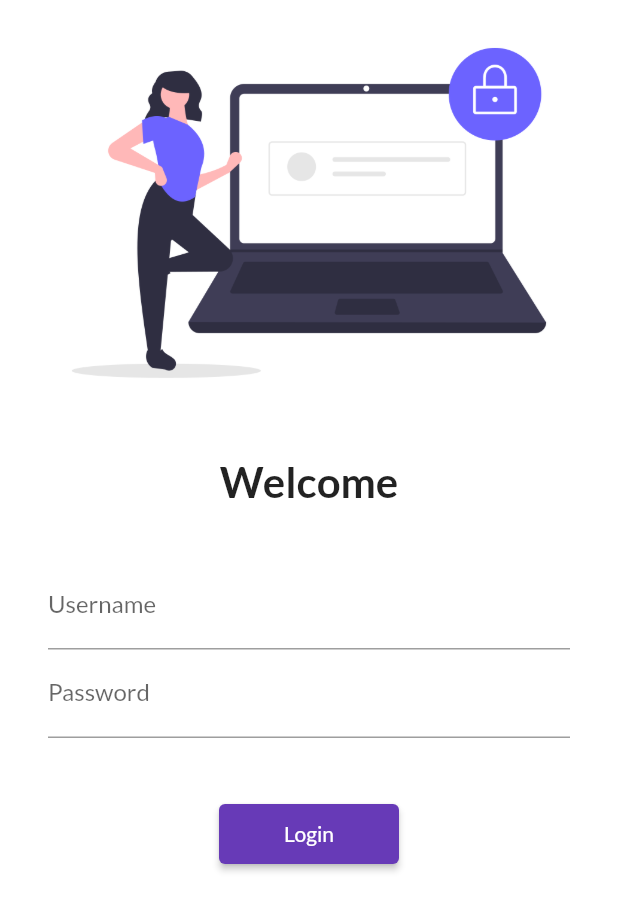
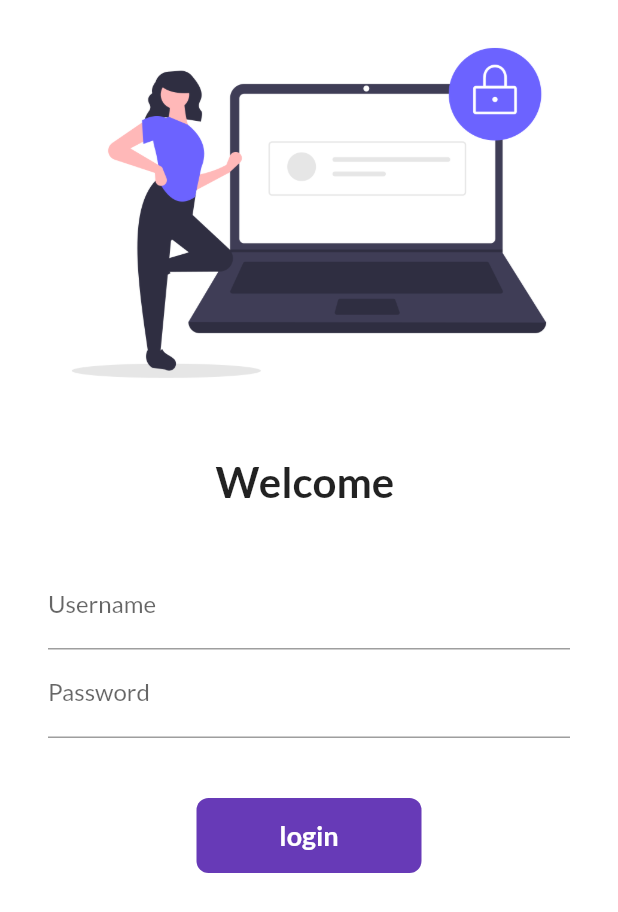
Before and after one commit to 7jackson07/30DaysOfFlutter, a Flutter app: the screen it shows after launch, on a phone screen of 412 x 824 dp. Shown: the top 912 px of the screen. Run offline on Flutter 3.47's test engine with Material 2 defaults, Android fonts, the phone set to English and light mode, and no system bars; our stand-ins replace google_fonts.

Commit message:
day 6 completed

```diff
--- a/lib/pages/login_page.dart
+++ b/lib/pages/login_page.dart
@@ -1,7 +1,15 @@
 import 'package:flutter/material.dart';
 import 'package:flutter_catalog/utils/routes.dart';
 
-class LoginPage extends StatelessWidget {
+class LoginPage extends StatefulWidget {
+  @override
+  _LoginPageState createState() => _LoginPageState();
+}
+
+class _LoginPageState extends State<LoginPage> {
+  String name = "";
+  bool changeButton = false;
+
   @override
   Widget build(BuildContext context) {
     return Material(
@@ -17,7 +25,7 @@ class LoginPage extends StatelessWidget {
                 height: 20.0,
               ),
               Text(
-                "Welcome",
+                "Welcome $name",
                 style: TextStyle(
                   fontSize: 28,
                   fontWeight: FontWeight.bold,
@@ -36,6 +44,10 @@ class LoginPage extends StatelessWidget {
                           hintText: "Enter username",
                           labelText: "Username",
                         ),
+                        onChanged: (value) {
+                          name = value;
+                          setState(() {});
+                        },
                       ),
                       TextFormField(
                         obscureText: true,
@@ -47,13 +59,49 @@ class LoginPage extends StatelessWidget {
                       SizedBox(
                         height: 40.0,
                       ),
-                      ElevatedButton(
-                        child: Text("Login"),
-                        style: TextButton.styleFrom(minimumSize: Size(120, 40)),
-                        onPressed: () {
+                      InkWell(
+                        onTap: () async {
+                          setState(() {
+                            changeButton = true;
+                          });
+                          await Future.delayed(Duration(seconds: 1));
                           Navigator.pushNamed(context, MyRoutes.homeRoute);
                         },
-                      )
+                        child: AnimatedContainer(
+                          duration: Duration(seconds: 1),
+                          width: changeButton ? 50 : 150,
+                          height: 50,
+                          alignment: Alignment.center,
+                          child: changeButton
+                              ? Icon(
+                                  Icons.done,
+                                  color: Colors.white,
+                                )
+                              : Text(
+                                  "login",
+                                  style: TextStyle(
+                                      color: Colors.white,
+                                      fontWeight: FontWeight.bold,
+                                      fontSize: 18),
+                                ),
+                          decoration: BoxDecoration(
+                            color: Colors.deepPurple,
+                            //shape: changeButton
+                            // ? BoxShape.circle
+                            //: BoxShape.rectangle,
+                            borderRadius:
+                                BorderRadius.circular(changeButton ? 50 : 8),
+                          ),
+                        ),
+                      ),
+
+                      // ElevatedButton(
+                      // child: Text("Login"),
+                      //style: TextButton.styleFrom(minimumSize: Size(120, 40)),
+                      //onPressed: () {
+                      // Navigator.pushNamed(context, MyRoutes.homeRoute);
+                      // }
+                      //)
                     ],
                   ))
             ],
```
